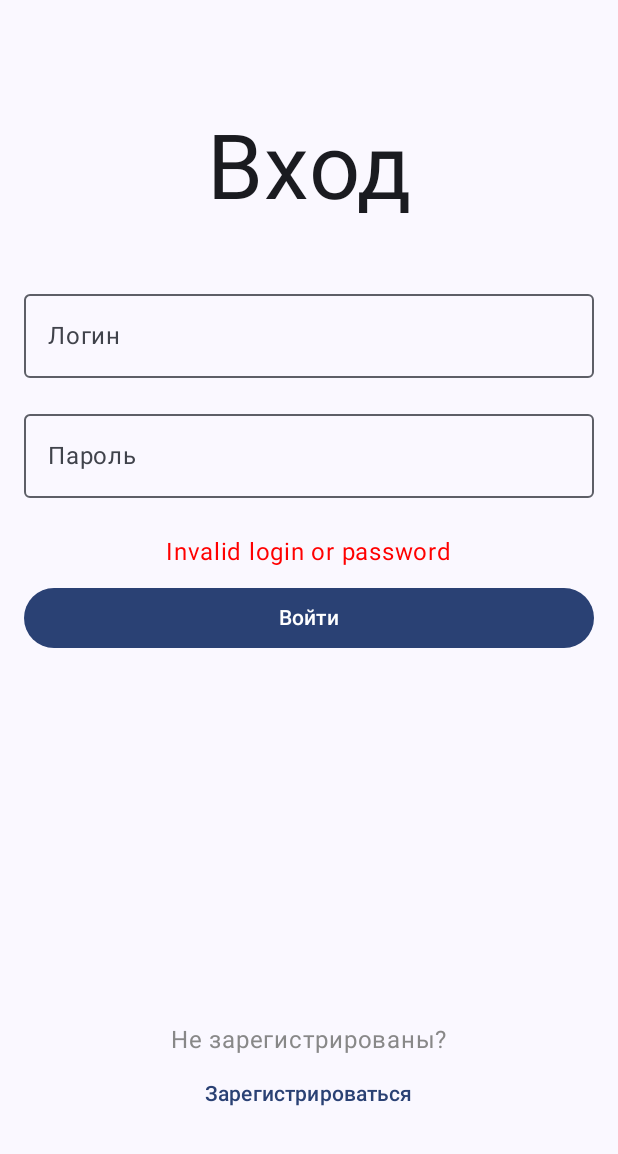
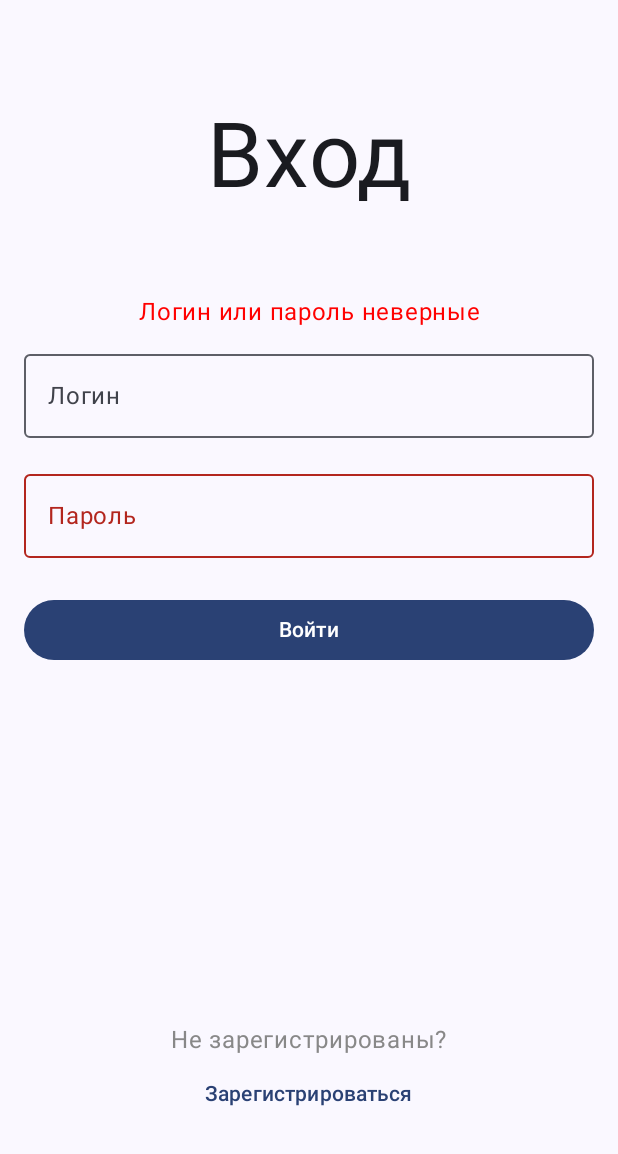
Before and after one commit to nFeen/ctracker, an Android app built with Jetpack Compose: the screen it shows after launch (LoginActivity), after a tap on "Войти", on a phone screen of 412 x 824 dp, the part 82-1236 px from its top. Run offline under Robolectric (Android 15) with nearby library versions, the phone set to English and light mode, and no system bars.

Commit message:
Add regExp to login and register

```diff
--- a/app/src/main/java/com/example/ctracker/CTrackerApp.kt
+++ b/app/src/main/java/com/example/ctracker/CTrackerApp.kt
@@ -4,18 +4,8 @@ import android.app.Application
 import android.content.Context
 
 class CTrackerApp : Application() {
-    companion object {
-        private var instance: CTrackerApp? = null
-
-        fun applicationContext() : Context {
-            return instance!!.applicationContext
-        }
-    }
-
     override fun onCreate() {
         super.onCreate()
         SharedPreferencesManager.init(this)
-        val context: Context = CTrackerApp.applicationContext()
-
     }
 }
--- a/app/src/main/java/com/example/ctracker/repository/mock/MockUserRepository.kt
+++ b/app/src/main/java/com/example/ctracker/repository/mock/MockUserRepository.kt
@@ -4,7 +4,7 @@ import com.example.ctracker.entity.User
 
 object MockUserRepository {
     private val users = mutableListOf(
-        User(id = 1, login = "1", mealsId = listOf(1, 2, 3), password = "1", currentCalorie = 1000, weight = 75)
+        User(id = 1, login = "testuser1", mealsId = listOf(1, 2, 3), password = "testuser1", currentCalorie = 1000, weight = 75)
     )
 
     fun authenticateUser(login: String, password: String): User? {
--- a/app/src/main/java/com/example/ctracker/viewmodel/LoginViewModel.kt
+++ b/app/src/main/java/com/example/ctracker/viewmodel/LoginViewModel.kt
@@ -12,6 +12,9 @@ class LoginViewModel : ViewModel() {
     var loginSuccess = MutableLiveData(false)
     var errorMessage = mutableStateOf("")
 
+    private val loginRegex = Regex("^(?=.*[A-Za-z0-9]$)[A-Za-z][A-Za-z\\d.-]{0,19}$")
+    private val passwordRegex = Regex("^(?=.*[A-Za-z])(?=.*\\d)[A-Za-z\\d]{8,}$")
+
     fun onLoginChanged(newLogin: String) {
         login.value = newLogin
     }
@@ -21,15 +24,20 @@ class LoginViewModel : ViewModel() {
     }
 
     fun onLoginClick() {
-        val user : User? = MockUserRepository.authenticateUser(login.value, password.value)
+        if (!loginRegex.matches(login.value) or !passwordRegex.matches(password.value)) {
+            loginSuccess.value = false
+            errorMessage.value = "Логин или пароль неверные"
+            return
+        }
+        // Аутентификация пользователя
+        val user: User? = MockUserRepository.authenticateUser(login.value, password.value)
         if (user != null) {
             loginSuccess.value = true
             errorMessage.value = ""
             SharedPreferencesManager.saveString("UserID", user.id.toString())
         } else {
             loginSuccess.value = false
-            errorMessage.value = "Invalid login or password"
-
+            errorMessage.value = "Логин или пароль неверные (ДЛЯ ТЕСТА, АУТЕНТИФИКАКЦИЯ НЕ ПРОШЛА)"
         }
     }
 }
--- a/app/src/main/java/com/example/ctracker/viewmodel/ProfileViewModel.kt
+++ b/app/src/main/java/com/example/ctracker/viewmodel/ProfileViewModel.kt
@@ -48,7 +48,6 @@ class ProfileViewModel(
 
     init {
         calculateMacrosFromMeals()
-        SharedPreferencesManager.init(CTrackerApp.applicationContext())
     }
 
     // Подсчет данных макросов (жиров, белков, углеводов) по сегодняшним приемам пищи
--- a/app/src/main/java/com/example/ctracker/views/LoginView.kt
+++ b/app/src/main/java/com/example/ctracker/views/LoginView.kt
@@ -11,6 +11,9 @@ import androidx.compose.ui.unit.dp
 import androidx.compose.ui.unit.sp
 import androidx.navigation.NavHostController
 import androidx.navigation.compose.rememberNavController
+import androidx.compose.foundation.text.KeyboardOptions
+import androidx.compose.foundation.text.KeyboardActions
+import androidx.compose.ui.text.input.ImeAction
 
 @Composable
 fun LoginView(
@@ -39,6 +42,7 @@ fun LoginContent(
     onLoginClick: () -> Unit,
     onRegisterClick: () -> Unit
 ) {
+
     Scaffold { paddingValues ->
         Column(
             modifier = Modifier
@@ -76,7 +80,18 @@ fun LoginContent(
                 )
 
                 Spacer(modifier = Modifier.height(40.dp))
-
+                if (errorMessage.isNotEmpty()) {
+                    Spacer(modifier = Modifier.height(16.dp))
+                    Text(
+                        text = errorMessage,
+                        color = Color.Red,
+                        modifier = Modifier.padding(bottom = 8.dp),
+                        textAlign = TextAlign.Center
+                    )
+                }
+                else{
+                    Spacer(modifier = Modifier.height(40.dp))
+                }
                 OutlinedTextField(
                     value = login,
                     onValueChange = onLoginChanged,
@@ -93,18 +108,19 @@ fun LoginContent(
                     label = { Text(text = "Пароль") },
                     singleLine = true,
                     visualTransformation = PasswordVisualTransformation(),
-                    modifier = Modifier.fillMaxWidth()
+                    keyboardOptions = KeyboardOptions.Default.copy(
+                        imeAction = ImeAction.Done
+                    ),
+                    keyboardActions = KeyboardActions(
+                        onDone = {
+                            onLoginClick()
+                        }
+                    ),
+                    modifier = Modifier.fillMaxWidth(),
+                    isError = errorMessage.isNotEmpty()
                 )
 
                 Spacer(modifier = Modifier.height(24.dp))
-
-                if (errorMessage.isNotEmpty()) {
-                    Text(
-                        text = errorMessage,
-                        color = Color.Red,
-                        modifier = Modifier.padding(bottom = 8.dp)
-                    )
-                }
 
                 Button(
                     onClick = onLoginClick,
@@ -130,6 +146,7 @@ fun LoginContent(
     }
 }
 
+
 @Preview(showBackground = true)
 @Composable
 fun PreviewLoginView() {
@@ -138,7 +155,7 @@ fun PreviewLoginView() {
         onLoginChanged = {},
         password = "",
         onPasswordChanged = {},
-        errorMessage = "",
+        errorMessage = "123",
         onLoginClick = {},
         onRegisterClick = {}
     )
--- a/app/src/main/java/com/example/ctracker/views/ProfileView.kt
+++ b/app/src/main/java/com/example/ctracker/views/ProfileView.kt
@@ -276,7 +276,7 @@ fun ProfileContent(
                         Box(
                             modifier = Modifier
                                 .width(24.dp)
-                                .height((maxBarHeight * 0.8f).dp)
+                                .height((maxBarHeight * 0.7f).dp)
                                 .background(Color.LightGray),
                             contentAlignment = Alignment.BottomCenter
                         ) {
```
Also changed, not shown: app/src/main/java/com/example/ctracker/viewmodel/RegistrationViewModel.kt (+51 -3 lines), app/src/main/java/com/example/ctracker/views/RegistrationView.kt (+47 -29 lines).
